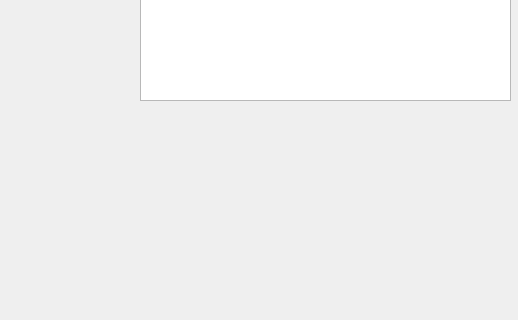
Before: the Qt Designer form code/qss_13/widget.ui in Lotso-ww/-QT_studying, drawn with Qt 5; both pictures show x 0 to 518 and y 280 to 600 of the 800 by 600 pixel window.
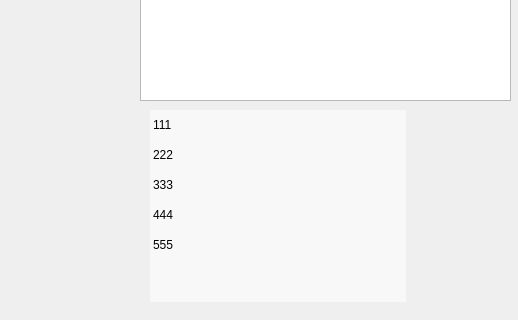
After: the same form once the commit is applied.

Commit message: 给控件设置样式

```diff
--- a/code/qss_13/widget.ui
+++ b/code/qss_13/widget.ui
@@ -47,6 +47,74 @@
     </property>
    </item>
   </widget>
+  <widget class="QListWidget" name="listWidget_2">
+   <property name="geometry">
+    <rect>
+     <x>150</x>
+     <y>390</y>
+     <width>256</width>
+     <height>192</height>
+    </rect>
+   </property>
+   <property name="styleSheet">
+    <string notr="true">/* 列表项默认样式 */
+QListView::item {
+    height: 30px; /* 列表项高度 */
+    padding-left: 10px; /* 文字左间距 */
+}
+
+/* 鼠标悬停：垂直渐变（浅蓝→浅紫） */
+QListView::item:hover {
+    background: qlineargradient(
+        x1: 0, y1: 0, x2: 0, y2: 1,
+        stop: 0 #FAFBFE,  /* 顶部颜色 */
+        stop: 1 #DCDEF1   /* 底部颜色 */
+    );
+}
+
+/* 选中状态：垂直渐变（深蓝→深紫）+ 边框 */
+QListView::item:selected {
+    border: 1px solid #6a6ea9; /* 选中边框 */
+    background: qlineargradient(
+        x1: 0, y1: 0, x2: 0, y2: 1,
+        stop: 0 #6a6ea9,  /* 顶部颜色 */
+        stop: 1 #888dd9   /* 底部颜色 */
+    );
+    color: #fff; /* 选中文字颜色 */
+}
+
+/* 列表框背景（去除默认白色） */
+QListView {
+    background-color: #f8f8f8;
+    border: none; /* 取消默认边框 */
+}</string>
+   </property>
+   <item>
+    <property name="text">
+     <string>111</string>
+    </property>
+   </item>
+   <item>
+    <property name="text">
+     <string>222</string>
+    </property>
+   </item>
+   <item>
+    <property name="text">
+     <string>333</string>
+    </property>
+   </item>
+   <item>
+    <property name="text">
+     <string>444</string>
+    </property>
+   </item>
+   <item>
+    <property name="text">
+     <string>555</string>
+    </property>
+   </item>
+  </widget>
  </widget>
  <resources/>
  <connections/>
```
The commit also changes 7 other files.
